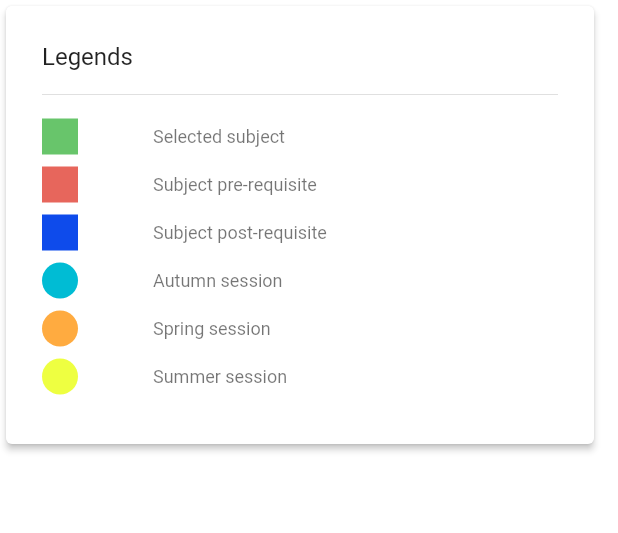
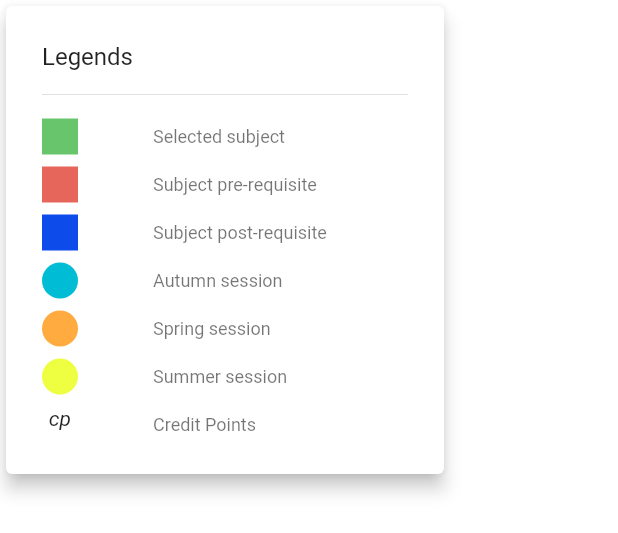
Before and after one commit to Thouny/curricuts, a Flutter app: the LegendWidget widget shown alone on an empty page, opened directly, on a phone screen of 412 x 824 dp. Shown: the top 533 px of the screen. Run offline on Flutter 3.47's test engine with Material 2 defaults, Android fonts, the phone set to English and light mode, and no system bars; our stand-ins replace equatable, flutter_bloc, get_it, routemaster, webview_flutter; missing offline and left inert: graphview, searchable_listview, webview_flutter_web.

Commit message:
Add `cp` to Legends

```diff
--- a/lib/presentation/views/subjects/subjects.dart
+++ b/lib/presentation/views/subjects/subjects.dart
@@ -57,13 +57,13 @@ class _ContentWidget extends StatelessWidget {
               builder: (subject) {
                 final url = Uri.parse(subject.link);
                 return ListTile(
-                  title: Text(subject.name),
+                  title: Text('${subject.code} - ${subject.name}'),
                   onTap: () => _launchUrl(url),
                 );
               },
               filter: (value) {
                 final filteredSubjects = state.subjects.where((element) {
-                  return element.name
+                  return '${element.code} - ${element.name}'
                       .toLowerCase()
                       .contains(value.toLowerCase());
                 }).toList();
--- a/lib/presentation/widgets/header.dart
+++ b/lib/presentation/widgets/header.dart
@@ -1,4 +1,3 @@
-import 'package:curricuts/bloc/subjects/subjects_bloc.dart';
 import 'package:curricuts/controller/menu_controller.dart';
 import 'package:curricuts/core/utils/responsive.dart';
 import 'package:flutter/material.dart';
--- a/lib/presentation/widgets/legend.dart
+++ b/lib/presentation/widgets/legend.dart
@@ -55,18 +55,51 @@ class LegendWidget extends StatelessWidget {
         ),
       );
     }
+    final bodyMedium = Theme.of(context).textTheme.bodyMedium;
+    widgets.add(
+      Padding(
+        padding: const EdgeInsets.only(
+          bottom: AppPaddingValues.xSmallPadding,
+        ),
+        child: Row(
+          children: [
+            SizedBox(
+                height: AppSizeValues.icon,
+                width: AppSizeValues.icon,
+                child: Text(
+                  'cp',
+                  textAlign: TextAlign.center,
+                  style: bodyMedium?.copyWith(
+                    fontStyle: FontStyle.italic,
+                  ),
+                )),
+            const SizedBox(width: 50),
+            Text(
+              'Credit Points',
+              style: Theme.of(context).textTheme.caption,
+              maxLines: 2,
+            ),
+          ],
+        ),
+      ),
+    );
     return widgets;
   }
 
   @override
   Widget build(BuildContext context) {
     return SizedBox(
-      height: 300,
-      width: 400,
+      height: 320,
+      width: 300,
       child: Card(
-        elevation: 2,
+        elevation: 5,
         child: Padding(
-          padding: const EdgeInsets.all(AppPaddingValues.mediumPadding),
+          padding: const EdgeInsets.fromLTRB(
+            AppPaddingValues.mediumPadding,
+            AppPaddingValues.mediumPadding,
+            AppPaddingValues.mediumPadding,
+            0,
+          ),
           child: Column(
             mainAxisAlignment: MainAxisAlignment.start,
             crossAxisAlignment: CrossAxisAlignment.start,
```
Also changed, not shown: lib/presentation/widgets/graph.dart (+19 -5 lines).
